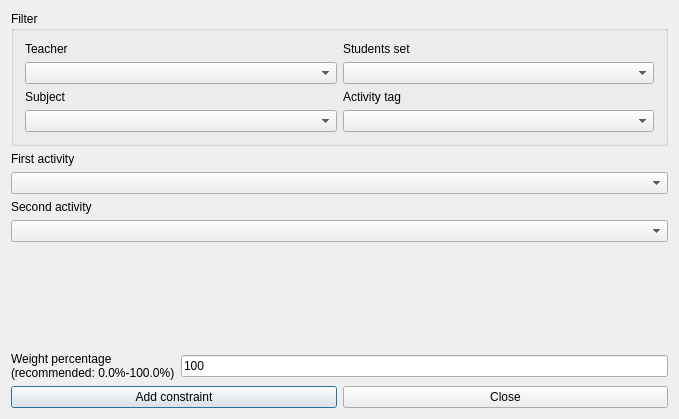
This is src/interface/addconstrainttwoactivitiesconsecutiveform_template.ui in karandit/fet as Qt 5 draws it before an edit. The edited form follows.
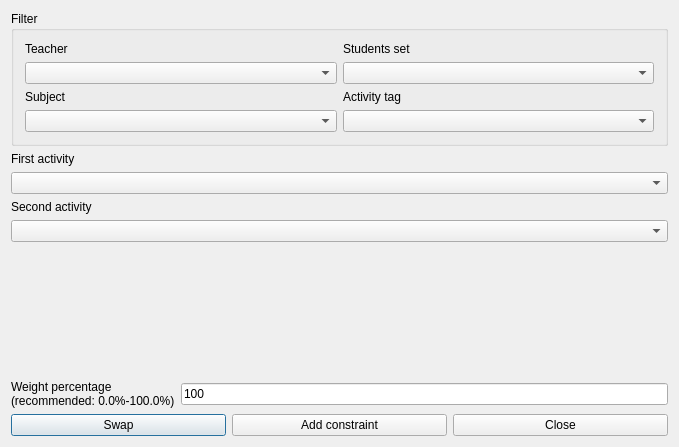
This is the edited form.

```diff
--- a/src/interface/addconstrainttwoactivitiesconsecutiveform_template.ui
+++ b/src/interface/addconstrainttwoactivitiesconsecutiveform_template.ui
@@ -7,7 +7,7 @@
     <x>0</x>
     <y>0</y>
     <width>679</width>
-    <height>419</height>
+    <height>447</height>
    </rect>
   </property>
   <property name="windowTitle">
@@ -193,6 +193,13 @@
    </item>
    <item row="5" column="0">
     <layout class="QHBoxLayout">
+     <item>
+      <widget class="QPushButton" name="swapPushButton">
+       <property name="text">
+        <string comment="Interchange (swap) the two selected activities in the dialog">Swap</string>
+       </property>
+      </widget>
+     </item>
      <item>
       <widget class="QPushButton" name="addConstraintPushButton">
        <property name="text">
```
